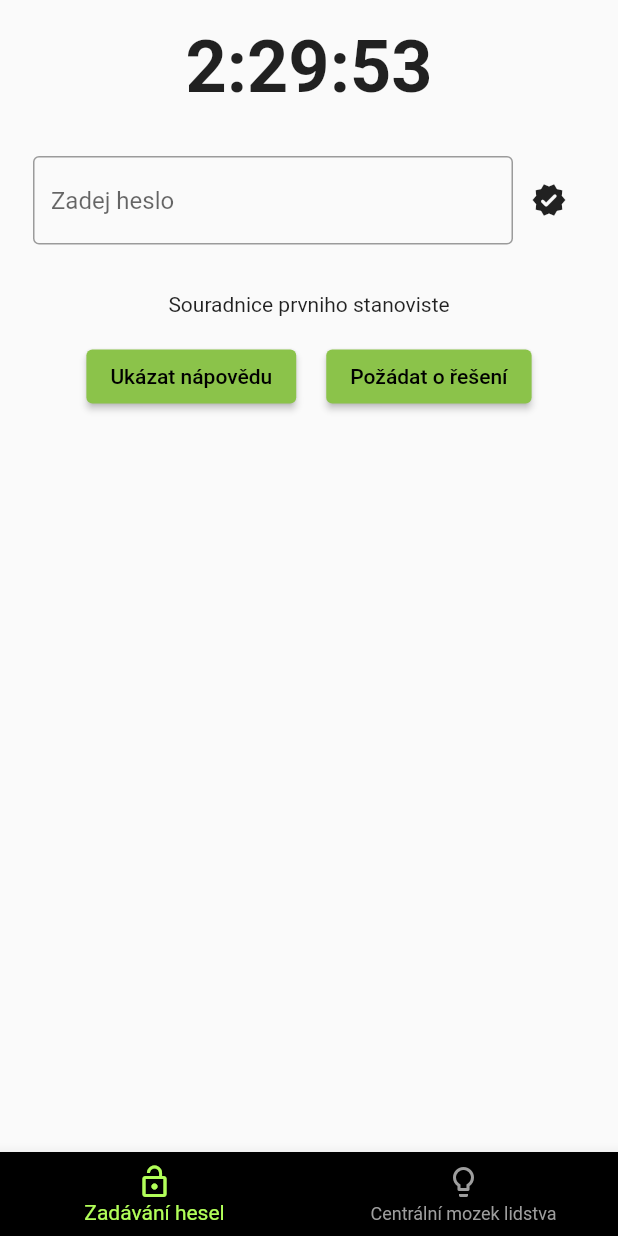
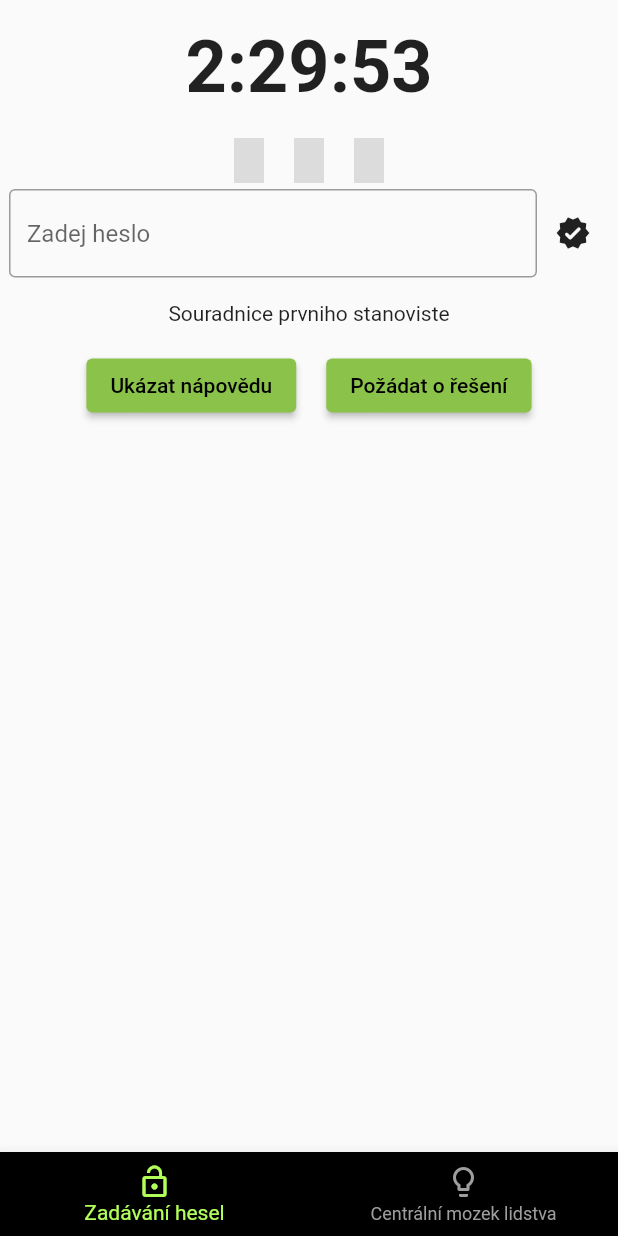
Before and after one commit to luksladky/TaborKontakt-Unikovka, a Flutter app: the screen it shows after launch, on a phone screen of 412 x 824 dp. Run offline on Flutter 3.47's test engine with Material 2 defaults, Android fonts, the phone set to English and light mode, and no system bars.

Commit message:
Progress indication

```diff
--- a/lib/screens/cipher_screen.dart
+++ b/lib/screens/cipher_screen.dart
@@ -1,7 +1,7 @@
 import 'package:flutter/material.dart';
 
 import 'widgets/countdown_timer.dart';
-import 'widgets/password_input.dart';
+import 'widgets/cipher_controls.dart';
 
 class CipherManagerScreen extends StatefulWidget {
   const CipherManagerScreen({Key? key}) : super(key: key);
--- a/lib/screens/widgets/password_input.dart
+++ b/lib/screens/widgets/cipher_controls.dart
@@ -1,4 +1,5 @@
 import 'package:flutter/material.dart';
+import 'package:kontakt_unikovka/screens/widgets/cipher_indicator.dart';
 import 'package:provider/provider.dart';
 
 import '../../state/cipher_manager.dart';
@@ -23,9 +24,8 @@ class _CipherInputState extends State<CipherInput> {
 
     return Container(
         child: Column(children: [
-      Padding(
-        padding: const EdgeInsets.all(16.0),
-        child: Row(
+      CipherIndicator(),
+      Row(
         children: [
           Expanded(
             child: TextField(
@@ -42,7 +42,6 @@ class _CipherInputState extends State<CipherInput> {
             onPressed: submitPassword,
           ),
         ],
-        ),
       ),
       SizedBox(height: 16),
       Text(cipherManager.coordinates),
--- /dev/null
+++ b/lib/screens/widgets/cipher_indicator.dart
@@ -0,0 +1,36 @@
+import 'package:flutter/material.dart';
+import 'package:kontakt_unikovka/state/cipher_manager.dart';
+import 'package:provider/provider.dart';
+
+class CipherIndicator extends StatelessWidget {
+  @override
+  Widget build(BuildContext context) {
+    return Consumer<CipherManager>(builder: (context, cipherManager, child) {
+      return Row(
+        mainAxisAlignment: MainAxisAlignment.center,
+        children: [
+          for (int i = 0; i < cipherManager.ciphers.length; i++)
+            Container(
+                color: getCipherStateColor(cipherManager.ciphers[i].status),
+                width: 20,
+                height: 30,
+                margin: EdgeInsets.symmetric(horizontal: 10, vertical: 4))
+        ],
+      );
+    });
+  }
+
+  Color getCipherStateColor(Solved status) {
+    switch (status) {
+      case Solved.Yes:
+        return Colors.green;
+      case Solved.YesWithHint:
+        return Colors.yellow;
+      case Solved.YesWithSolution:
+        return Colors.black38;
+      default:
+        return Colors.black12;
+    }
+    ;
+  }
+}
--- a/lib/state/cipher_manager.dart
+++ b/lib/state/cipher_manager.dart
@@ -9,7 +9,7 @@ class CipherManager with ChangeNotifier, DiagnosticableTreeMixin {
   late Duration _remainingTime;
 
   int _cipherIndex = 0;
-  List<CipherData> _ciphers = buildCipherData();
+  List<Cipher> _ciphers = buildCipherData();
 
   CipherManager(this.finalTime) {
     _remainingTime = finalTime.difference(DateTime.now());
@@ -27,7 +27,7 @@ class CipherManager with ChangeNotifier, DiagnosticableTreeMixin {
 
   Duration get remainingTime => _remainingTime;
 
-  CipherData get activeCipher => _ciphers[_cipherIndex];
+  Cipher get activeCipher => _ciphers[_cipherIndex];
 
   String get coordinates => activeCipher.coordinates;
 
@@ -37,6 +37,8 @@ class CipherManager with ChangeNotifier, DiagnosticableTreeMixin {
 
   bool get isHintShowed => activeCipher.status == Solved.NoButHintDisplayed;
 
+  List<Cipher> get ciphers => _ciphers;
+
   void nextCipher() {
     if (_cipherIndex < _ciphers.length - 1) {
       switch (activeCipher.status) {
@@ -44,7 +46,7 @@ class CipherManager with ChangeNotifier, DiagnosticableTreeMixin {
           activeCipher.status = Solved.Yes;
           break;
         case Solved.NoButHintDisplayed:
-          activeCipher.status = Solved.Yes;
+          activeCipher.status = Solved.YesWithHint;
           break;
       }
       _cipherIndex++;
@@ -61,12 +63,14 @@ class CipherManager with ChangeNotifier, DiagnosticableTreeMixin {
   void showHint() {
     if (activeCipher.status == Solved.No) {
       activeCipher.status = Solved.NoButHintDisplayed;
+      penalizeTime();
       notifyListeners();
     }
   }
 
   void showSolution() {
     activeCipher.status = Solved.YesWithSolution;
+    penalizeTime();
     nextCipher();
   }
 
@@ -90,7 +94,7 @@ class CipherManager with ChangeNotifier, DiagnosticableTreeMixin {
 
 enum Solved { No, NoButHintDisplayed, YesWithHint, YesWithSolution, Yes }
 
-class CipherData {
+class Cipher {
   String password;
 
   String coordinates;
@@ -98,13 +102,11 @@ class CipherData {
 
   Solved status = Solved.No;
 
-  CipherData(this.password, this.coordinates, this.hint);
+  Cipher(this.password, this.coordinates, this.hint);
 }
 
-List<CipherData> buildCipherData() => [
-      CipherData(
-          "grep", "Souradnice prvniho stanoviste", "Zkus vylezt na strom"),
-      CipherData("citron", "jdete na sever", "Podivej se do databaze"),
-      CipherData(
-          "pomeranc", "jdete na jih", "Tady be se hodilo znat morseovku.`")
+List<Cipher> buildCipherData() => [
+      Cipher("grep", "Souradnice prvniho stanoviste", "Zkus vylezt na strom"),
+      Cipher("citron", "jdete na sever", "Podivej se do databaze"),
+      Cipher("pomeranc", "jdete na jih", "Tady be se hodilo znat morseovku.`")
     ];
```
Lines whose indentation alone changed are shown as unchanged.
